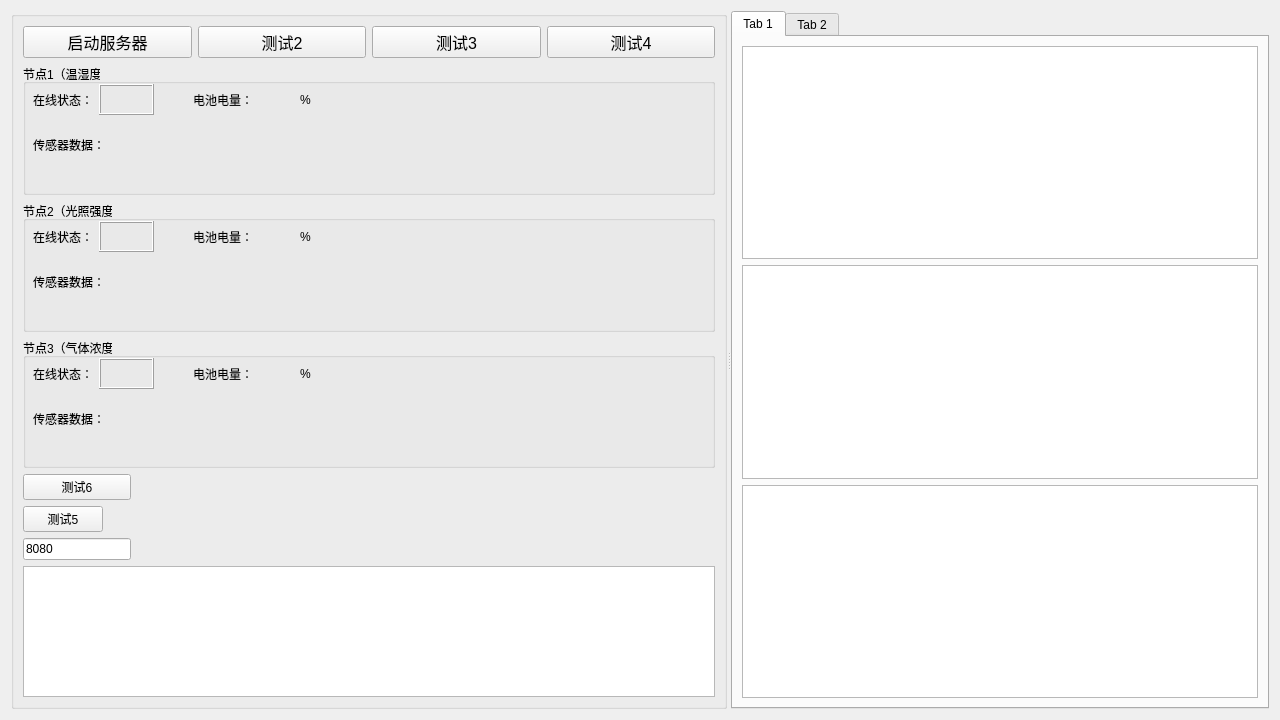
Old version of the form widget.ui in the repository BedTang/LAProject.
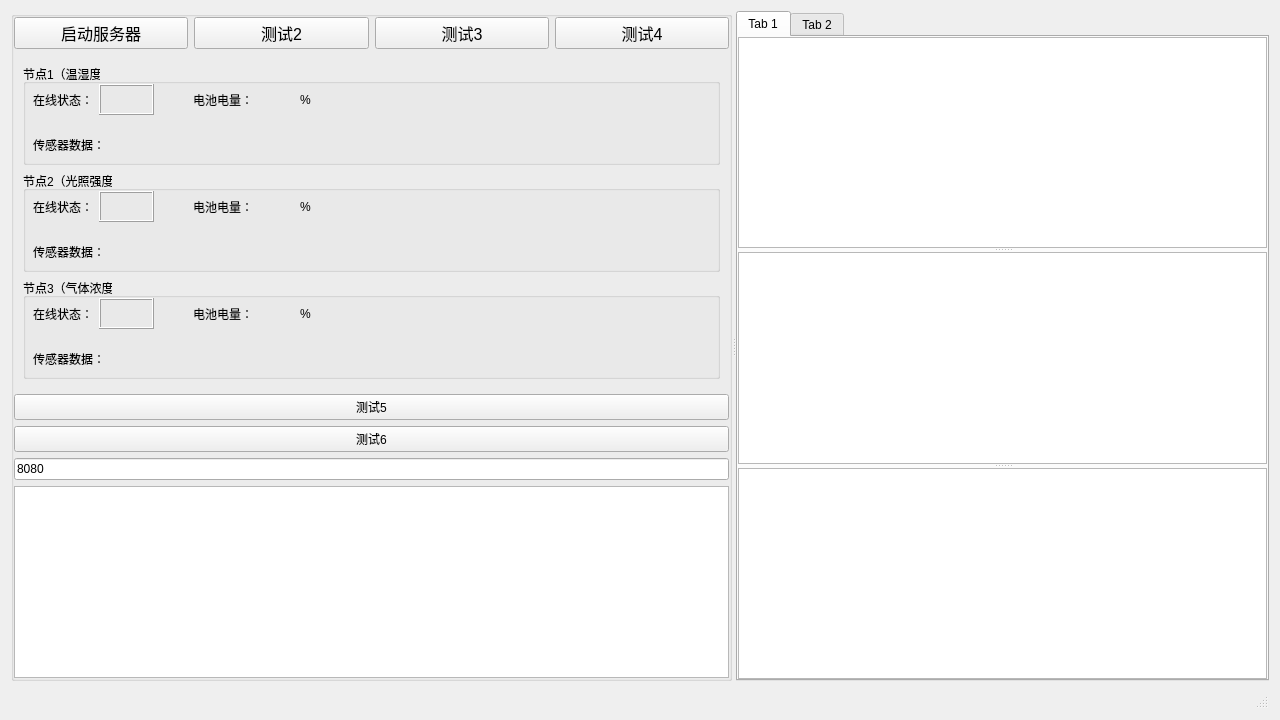
New version of the form. Custom widgets are drawn as their Qt base class.

Commit message: 针对不同节点设计节点识别方式 更新UI界面 优化消息展示

The edit to the form file:
```diff
--- a/widget.ui
+++ b/widget.ui
@@ -20,171 +20,87 @@
    <string>Widget</string>
   </property>
   <layout class="QGridLayout" name="gridLayout_3">
+   <item row="1" column="0">
+    <widget class="QStatusBar" name="statusBar">
+     <property name="sizePolicy">
+      <sizepolicy hsizetype="Minimum" vsizetype="Fixed">
+       <horstretch>0</horstretch>
+       <verstretch>0</verstretch>
+      </sizepolicy>
+     </property>
+    </widget>
+   </item>
    <item row="0" column="0">
     <widget class="QSplitter" name="splitter">
+     <property name="enabled">
+      <bool>true</bool>
+     </property>
      <property name="orientation">
       <enum>Qt::Horizontal</enum>
      </property>
      <widget class="QGroupBox" name="groupBox000">
+      <property name="sizePolicy">
+       <sizepolicy hsizetype="Preferred" vsizetype="Expanding">
+        <horstretch>0</horstretch>
+        <verstretch>0</verstretch>
+       </sizepolicy>
+      </property>
       <property name="title">
        <string/>
       </property>
-      <layout class="QGridLayout" name="gridLayout">
+      <layout class="QGridLayout" name="gridLayout_2">
+       <property name="leftMargin">
+        <number>0</number>
+       </property>
+       <property name="topMargin">
+        <number>0</number>
+       </property>
+       <property name="rightMargin">
+        <number>0</number>
+       </property>
+       <property name="bottomMargin">
+        <number>0</number>
+       </property>
        <item row="4" column="0">
+        <widget class="QLineEdit" name="PortlineEdit2">
+         <property name="sizePolicy">
+          <sizepolicy hsizetype="Minimum" vsizetype="Fixed">
+           <horstretch>0</horstretch>
+           <verstretch>0</verstretch>
+          </sizepolicy>
+         </property>
+         <property name="text">
+          <string>8080</string>
+         </property>
+        </widget>
+       </item>
+       <item row="7" column="0">
+        <widget class="QTextBrowser" name="textBrowser">
+         <property name="sizePolicy">
+          <sizepolicy hsizetype="Preferred" vsizetype="Fixed">
+           <horstretch>30</horstretch>
+           <verstretch>0</verstretch>
+          </sizepolicy>
+         </property>
+        </widget>
+       </item>
+       <item row="3" column="0">
         <widget class="QPushButton" name="IPpushButton2">
+         <property name="sizePolicy">
+          <sizepolicy hsizetype="Minimum" vsizetype="Fixed">
+           <horstretch>0</horstretch>
+           <verstretch>0</verstretch>
+          </sizepolicy>
+         </property>
          <property name="text">
           <string>测试6</string>
          </property>
         </widget>
        </item>
-       <item row="3" column="0" colspan="2">
-        <widget class="QGroupBox" name="groupBox3">
-         <property name="title">
-          <string>节点3（气体浓度）</string>
-         </property>
-         <widget class="QWidget" name="layoutWidget_6">
-          <property name="geometry">
-           <rect>
-            <x>10</x>
-            <y>20</y>
-            <width>121</width>
-            <height>31</height>
-           </rect>
-          </property>
-          <layout class="QHBoxLayout" name="horizontalLayout_31">
-           <item>
-            <widget class="QLabel" name="gB3label">
-             <property name="text">
-              <string>在线状态：</string>
-             </property>
-            </widget>
-           </item>
-           <item>
-            <widget class="QFrame" name="frame3">
-             <property name="frameShape">
-              <enum>QFrame::Box</enum>
-             </property>
-             <property name="frameShadow">
-              <enum>QFrame::Raised</enum>
-             </property>
-            </widget>
-           </item>
-          </layout>
-         </widget>
-         <widget class="QWidget" name="layoutWidget_7">
-          <property name="geometry">
-           <rect>
-            <x>170</x>
-            <y>20</y>
-            <width>141</width>
-            <height>31</height>
-           </rect>
-          </property>
-          <layout class="QHBoxLayout" name="horizontalLayout_61">
-           <item>
-            <widget class="QLabel" name="gB3label2">
-             <property name="text">
-              <string>电池电量：</string>
-             </property>
-            </widget>
-           </item>
-           <item>
-            <widget class="QLabel" name="gB3label2_2">
-             <property name="text">
-              <string/>
-             </property>
-            </widget>
-           </item>
-           <item>
-            <widget class="QLabel" name="gB3label2_3">
-             <property name="text">
-              <string>%</string>
-             </property>
-            </widget>
-           </item>
-          </layout>
-         </widget>
-         <widget class="QLabel" name="gB2label3_2">
-          <property name="geometry">
-           <rect>
-            <x>10</x>
-            <y>70</y>
-            <width>71</width>
-            <height>21</height>
-           </rect>
-          </property>
-          <property name="text">
-           <string>传感器数据：</string>
-          </property>
-         </widget>
-        </widget>
-       </item>
-       <item row="0" column="0" colspan="2">
-        <layout class="QGridLayout" name="gridLayout_2">
+       <item row="1" column="0">
+        <widget class="QWidget" name="widget" native="true">
+         <layout class="QGridLayout" name="gridLayout_5">
          <item row="0" column="0">
-          <widget class="QPushButton" name="pushButton">
-           <property name="font">
-            <font>
-             <pointsize>12</pointsize>
-            </font>
-           </property>
-           <property name="text">
-            <string>启动服务器</string>
-           </property>
-          </widget>
-         </item>
-         <item row="0" column="3">
-          <widget class="QPushButton" name="pushButton4">
-           <property name="font">
-            <font>
-             <pointsize>12</pointsize>
-            </font>
-           </property>
-           <property name="text">
-            <string>测试4</string>
-           </property>
-          </widget>
-         </item>
-         <item row="0" column="1">
-          <widget class="QPushButton" name="pushButton2">
-           <property name="font">
-            <font>
-             <pointsize>12</pointsize>
-            </font>
-           </property>
-           <property name="text">
-            <string>测试2</string>
-           </property>
-          </widget>
-         </item>
-         <item row="0" column="2">
-          <widget class="QPushButton" name="pushButton3">
-           <property name="font">
-            <font>
-             <pointsize>12</pointsize>
-            </font>
-           </property>
-           <property name="text">
-            <string>测试3</string>
-           </property>
-          </widget>
-         </item>
-        </layout>
-       </item>
-       <item row="5" column="0">
-        <widget class="QPushButton" name="IPpushButton">
-         <property name="sizePolicy">
-          <sizepolicy hsizetype="Fixed" vsizetype="Fixed">
-           <horstretch>0</horstretch>
-           <verstretch>0</verstretch>
-          </sizepolicy>
-         </property>
-         <property name="text">
-          <string>测试5</string>
-         </property>
-        </widget>
-       </item>
-       <item row="1" column="0" colspan="2">
         <widget class="QGroupBox" name="groupBox">
          <property name="title">
           <string>节点1（温湿度）</string>
@@ -274,30 +190,7 @@
          </widget>
         </widget>
        </item>
-       <item row="6" column="0">
-        <widget class="QLineEdit" name="PortlineEdit2">
-         <property name="sizePolicy">
-          <sizepolicy hsizetype="Fixed" vsizetype="Fixed">
-           <horstretch>0</horstretch>
-           <verstretch>0</verstretch>
-          </sizepolicy>
-         </property>
-         <property name="text">
-          <string>8080</string>
-         </property>
-        </widget>
-       </item>
-       <item row="7" column="0" colspan="2">
-        <widget class="QTextBrowser" name="textBrowser">
-         <property name="sizePolicy">
-          <sizepolicy hsizetype="Ignored" vsizetype="Ignored">
-           <horstretch>30</horstretch>
-           <verstretch>0</verstretch>
-          </sizepolicy>
-         </property>
-        </widget>
-       </item>
-       <item row="2" column="0" colspan="2">
+          <item row="1" column="0">
         <widget class="QGroupBox" name="groupBox2">
          <property name="title">
           <string>节点2（光照强度）</string>
@@ -379,6 +272,180 @@
          </widget>
         </widget>
        </item>
+          <item row="2" column="0">
+           <widget class="QGroupBox" name="groupBox3">
+            <property name="title">
+             <string>节点3（气体浓度）</string>
+            </property>
+            <widget class="QWidget" name="layoutWidget_6">
+             <property name="geometry">
+              <rect>
+               <x>10</x>
+               <y>20</y>
+               <width>121</width>
+               <height>31</height>
+              </rect>
+             </property>
+             <layout class="QHBoxLayout" name="horizontalLayout_31">
+              <item>
+               <widget class="QLabel" name="gB3label">
+                <property name="text">
+                 <string>在线状态：</string>
+                </property>
+               </widget>
+              </item>
+              <item>
+               <widget class="QFrame" name="frame3">
+                <property name="frameShape">
+                 <enum>QFrame::Box</enum>
+                </property>
+                <property name="frameShadow">
+                 <enum>QFrame::Raised</enum>
+                </property>
+               </widget>
+              </item>
+             </layout>
+            </widget>
+            <widget class="QWidget" name="layoutWidget_7">
+             <property name="geometry">
+              <rect>
+               <x>170</x>
+               <y>20</y>
+               <width>141</width>
+               <height>31</height>
+              </rect>
+             </property>
+             <layout class="QHBoxLayout" name="horizontalLayout_61">
+              <item>
+               <widget class="QLabel" name="gB3label2">
+                <property name="text">
+                 <string>电池电量：</string>
+                </property>
+               </widget>
+              </item>
+              <item>
+               <widget class="QLabel" name="gB3label2_2">
+                <property name="text">
+                 <string/>
+                </property>
+               </widget>
+              </item>
+              <item>
+               <widget class="QLabel" name="gB3label2_3">
+                <property name="text">
+                 <string>%</string>
+                </property>
+               </widget>
+              </item>
+             </layout>
+            </widget>
+            <widget class="QLabel" name="gB2label3_2">
+             <property name="geometry">
+              <rect>
+               <x>10</x>
+               <y>70</y>
+               <width>71</width>
+               <height>21</height>
+              </rect>
+             </property>
+             <property name="text">
+              <string>传感器数据：</string>
+             </property>
+            </widget>
+           </widget>
+          </item>
+         </layout>
+        </widget>
+       </item>
+       <item row="0" column="0">
+        <layout class="QGridLayout" name="gridLayout">
+         <item row="0" column="3">
+          <widget class="QPushButton" name="pushButton4">
+           <property name="sizePolicy">
+            <sizepolicy hsizetype="Minimum" vsizetype="Fixed">
+             <horstretch>0</horstretch>
+             <verstretch>0</verstretch>
+            </sizepolicy>
+           </property>
+           <property name="font">
+            <font>
+             <pointsize>12</pointsize>
+            </font>
+           </property>
+           <property name="text">
+            <string>测试4</string>
+           </property>
+          </widget>
+         </item>
+         <item row="0" column="2">
+          <widget class="QPushButton" name="pushButton3">
+           <property name="sizePolicy">
+            <sizepolicy hsizetype="Minimum" vsizetype="Fixed">
+             <horstretch>0</horstretch>
+             <verstretch>0</verstretch>
+            </sizepolicy>
+           </property>
+           <property name="font">
+            <font>
+             <pointsize>12</pointsize>
+            </font>
+           </property>
+           <property name="text">
+            <string>测试3</string>
+           </property>
+          </widget>
+         </item>
+         <item row="0" column="0">
+          <widget class="QPushButton" name="pushButton">
+           <property name="sizePolicy">
+            <sizepolicy hsizetype="Minimum" vsizetype="Fixed">
+             <horstretch>0</horstretch>
+             <verstretch>0</verstretch>
+            </sizepolicy>
+           </property>
+           <property name="font">
+            <font>
+             <pointsize>12</pointsize>
+            </font>
+           </property>
+           <property name="text">
+            <string>启动服务器</string>
+           </property>
+          </widget>
+         </item>
+         <item row="0" column="1">
+          <widget class="QPushButton" name="pushButton2">
+           <property name="sizePolicy">
+            <sizepolicy hsizetype="Minimum" vsizetype="Fixed">
+             <horstretch>0</horstretch>
+             <verstretch>0</verstretch>
+            </sizepolicy>
+           </property>
+           <property name="font">
+            <font>
+             <pointsize>12</pointsize>
+            </font>
+           </property>
+           <property name="text">
+            <string>测试2</string>
+           </property>
+          </widget>
+         </item>
+        </layout>
+       </item>
+       <item row="2" column="0">
+        <widget class="QPushButton" name="IPpushButton">
+         <property name="sizePolicy">
+          <sizepolicy hsizetype="Minimum" vsizetype="Fixed">
+           <horstretch>0</horstretch>
+           <verstretch>0</verstretch>
+          </sizepolicy>
+         </property>
+         <property name="text">
+          <string>测试5</string>
+         </property>
+        </widget>
+       </item>
       </layout>
      </widget>
      <widget class="QTabWidget" name="tabWidget">
@@ -390,14 +457,27 @@
         <string>Tab 1</string>
        </attribute>
        <layout class="QGridLayout" name="gridLayout_4">
+        <property name="leftMargin">
+         <number>0</number>
+        </property>
+        <property name="topMargin">
+         <number>0</number>
+        </property>
+        <property name="rightMargin">
+         <number>0</number>
+        </property>
+        <property name="bottomMargin">
+         <number>0</number>
+        </property>
         <item row="0" column="0">
+         <widget class="QSplitter" name="tab_splitter">
+          <property name="orientation">
+           <enum>Qt::Vertical</enum>
+          </property>
          <widget class="QChartView" name="graphicsView"/>
-        </item>
-        <item row="1" column="0">
          <widget class="QChartView" name="graphicsView2"/>
-        </item>
-        <item row="2" column="0">
          <widget class="QChartView" name="graphicsView3"/>
+         </widget>
         </item>
        </layout>
       </widget>
```
Lines whose indentation alone changed are shown as unchanged. The commit also changes 2 other files.
